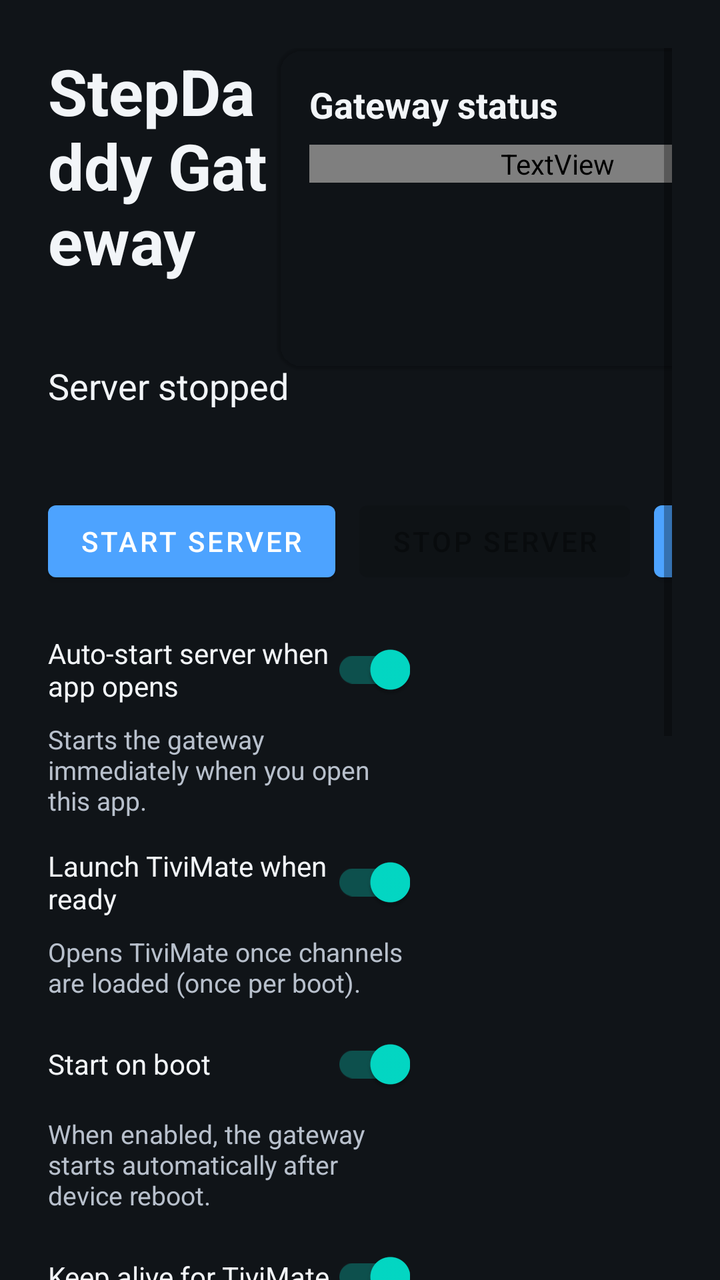
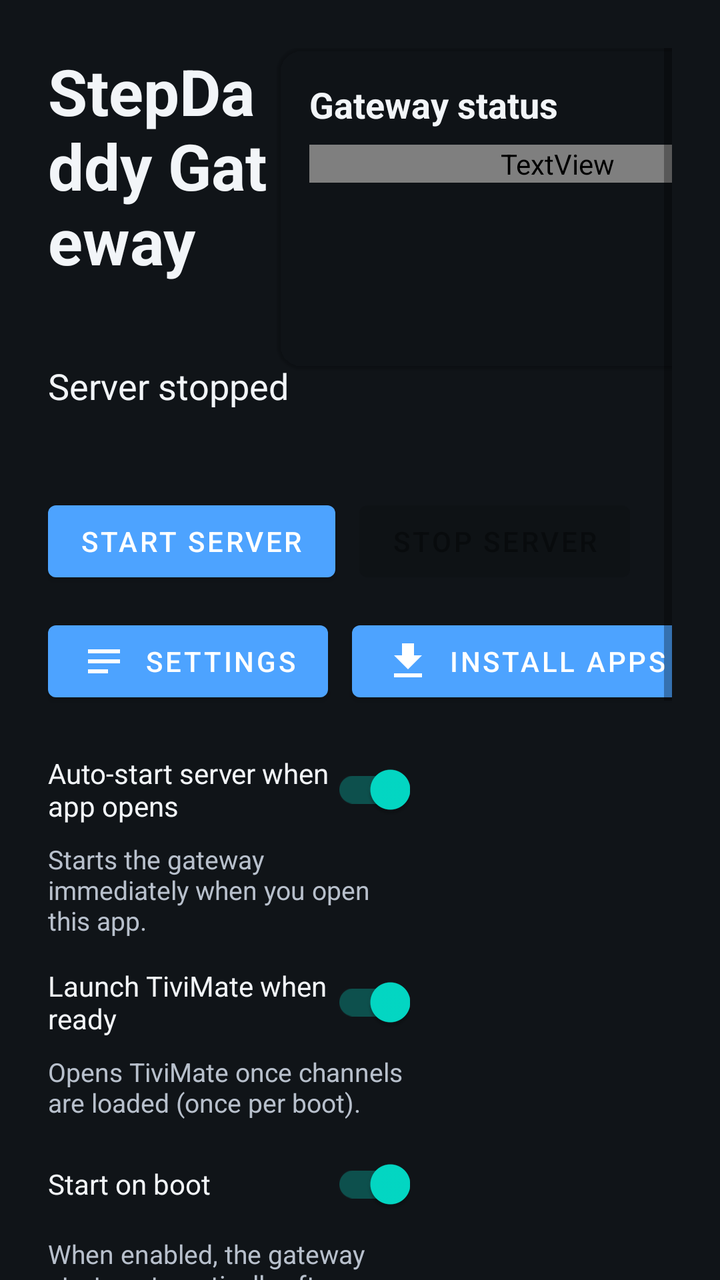

Two renders of the same Android screen: before a commit and after it. Below are the layout's source before the change and the commit's diff.
<!-- AndroidManifest.xml: application theme Theme.StepDaddyGateway -->
<!-- res/layout/activity_main.xml -->
<?xml version="1.0" encoding="utf-8"?>
<ScrollView xmlns:android="http://schemas.android.com/apk/res/android"
    xmlns:app="http://schemas.android.com/apk/res-auto"
    android:layout_width="match_parent"
    android:layout_height="match_parent"
    android:background="@color/background"
    android:clipToPadding="false"
    android:fillViewport="true"
    android:padding="24dp">

    <androidx.constraintlayout.widget.ConstraintLayout
        android:layout_width="match_parent"
        android:layout_height="wrap_content">

        <TextView
            android:id="@+id/textTitle"
            android:layout_width="0dp"
            android:layout_height="wrap_content"
            android:text="@string/app_name"
            android:textColor="@color/on_background"
            android:textSize="32sp"
            android:textStyle="bold"
            app:layout_constraintEnd_toStartOf="@id/panelStatus"
            app:layout_constraintStart_toStartOf="parent"
            app:layout_constraintTop_toTopOf="parent" />

        <TextView
            android:id="@+id/textVersion"
            android:layout_width="0dp"
            android:layout_height="wrap_content"
            android:layout_marginTop="4dp"
            android:textColor="@color/on_background_muted"
            android:textSize="14sp"
            app:layout_constraintEnd_toStartOf="@id/panelStatus"
            app:layout_constraintStart_toStartOf="parent"
            app:layout_constraintTop_toBottomOf="@id/textTitle" />

        <com.google.android.material.card.MaterialCardView
            android:id="@+id/panelStatus"
            android:layout_width="0dp"
            android:layout_height="wrap_content"
            android:layout_marginStart="16dp"
            android:focusable="false"
            app:cardBackgroundColor="@color/panel_background"
            app:cardCornerRadius="12dp"
            app:layout_constraintEnd_toEndOf="parent"
            app:layout_constraintStart_toEndOf="@id/guidelineSplit"
            app:layout_constraintTop_toTopOf="parent"
            app:layout_constraintWidth_min="280dp">

            <LinearLayout
                android:layout_width="match_parent"
                android:layout_height="wrap_content"
                android:orientation="vertical"
                android:padding="16dp">

                <TextView
                    android:layout_width="match_parent"
                    android:layout_height="wrap_content"
                    android:text="@string/label_dashboard"
                    android:textColor="@color/on_background"
                    android:textSize="18sp"
                    android:textStyle="bold" />

                <TextView
                    android:id="@+id/textHealthStatus"
                    android:layout_width="match_parent"
                    android:layout_height="wrap_content"
                    android:layout_marginTop="8dp"
                    android:text="@string/status_stopped"
                    android:textColor="@color/status_neutral"
                    android:textSize="16sp"
                    android:textStyle="bold" />

                <TextView
                    android:id="@+id/textActivity"
                    android:layout_width="match_parent"
                    android:layout_height="wrap_content"
                    android:layout_marginTop="4dp"
                    android:textColor="@color/on_background_muted"
                    android:textSize="14sp" />

                <TextView
                    android:id="@+id/textProviders"
                    android:layout_width="match_parent"
                    android:layout_height="wrap_content"
                    android:layout_marginTop="12dp"
                    android:fontFamily="monospace"
                    android:lineSpacingExtra="2dp"
                    android:textColor="@color/on_background_muted"
                    android:textSize="13sp" />

                <TextView
                    android:id="@+id/textErrors"
                    android:layout_width="match_parent"
                    android:layout_height="wrap_content"
                    android:layout_marginTop="8dp"
                    android:textColor="@color/status_error"
                    android:textSize="13sp"
                    android:visibility="gone" />

                <TextView
                    android:id="@+id/textCategories"
                    android:layout_width="match_parent"
                    android:layout_height="wrap_content"
                    android:layout_marginTop="8dp"
                    android:maxLines="8"
                    android:textColor="@color/on_background_muted"
                    android:textSize="12sp" />
            </LinearLayout>
        </com.google.android.material.card.MaterialCardView>

        <androidx.constraintlayout.widget.Guideline
            android:id="@+id/guidelineSplit"
            android:layout_width="wrap_content"
            android:layout_height="wrap_content"
            android:orientation="vertical"
            app:layout_constraintGuide_percent="0.58" />

        <TextView
            android:id="@+id/textStatus"
            android:layout_width="0dp"
            android:layout_height="wrap_content"
            android:layout_marginTop="16dp"
            android:text="@string/status_stopped"
            android:textColor="@color/on_background"
            android:textSize="18sp"
            app:layout_constraintEnd_toStartOf="@id/guidelineSplit"
            app:layout_constraintStart_toStartOf="parent"
            app:layout_constraintTop_toBottomOf="@id/textVersion" />

        <TextView
            android:id="@+id/textPort"
            android:layout_width="0dp"
            android:layout_height="wrap_content"
            android:layout_marginTop="4dp"
            android:textColor="@color/on_background_muted"
            android:textSize="16sp"
            app:layout_constraintEnd_toStartOf="@id/guidelineSplit"
            app:layout_constraintStart_toStartOf="parent"
            app:layout_constraintTop_toBottomOf="@id/textStatus" />

        <com.google.android.material.button.MaterialButton
            android:id="@+id/buttonStart"
            style="@style/Widget.StepDaddyGateway.TvButton"
            android:layout_width="wrap_content"
            android:layout_height="wrap_content"
            android:layout_marginTop="16dp"
            android:nextFocusRight="@id/buttonStop"
            android:text="@string/action_start"
            app:layout_constraintStart_toStartOf="parent"
            app:layout_constraintTop_toBottomOf="@id/textPort" />

        <com.google.android.material.button.MaterialButton
            android:id="@+id/buttonStop"
            style="@style/Widget.StepDaddyGateway.TvButton"
            android:layout_width="wrap_content"
            android:layout_height="wrap_content"
            android:layout_marginStart="12dp"
            android:enabled="false"
            android:nextFocusRight="@id/buttonInstallApps"
            android:text="@string/action_stop"
            app:layout_constraintBaseline_toBaselineOf="@id/buttonStart"
            app:layout_constraintStart_toEndOf="@id/buttonStart" />

        <com.google.android.material.button.MaterialButton
            android:id="@+id/buttonSettings"
            style="@style/Widget.StepDaddyGateway.TvButton.Outlined"
            android:layout_width="wrap_content"
            android:layout_height="wrap_content"
            android:layout_marginStart="12dp"
            android:nextFocusRight="@id/buttonInstallApps"
            android:text="@string/action_settings"
            app:icon="@drawable/ic_notification"
            app:layout_constraintBaseline_toBaselineOf="@id/buttonStart"
            app:layout_constraintStart_toEndOf="@id/buttonStop" />

        <com.google.android.material.button.MaterialButton
            android:id="@+id/buttonInstallApps"
            style="@style/Widget.StepDaddyGateway.TvButton.Outlined"
            android:layout_width="wrap_content"
            android:layout_height="wrap_content"
            android:layout_marginStart="12dp"
            android:text="@string/action_install_apps"
            app:icon="@drawable/ic_install_apps"
            app:layout_constraintBaseline_toBaselineOf="@id/buttonStart"
            app:layout_constraintStart_toEndOf="@id/buttonSettings" />

        <androidx.appcompat.widget.SwitchCompat
            android:id="@+id/switchAutoStart"
            android:layout_width="0dp"
            android:layout_height="wrap_content"
            android:layout_marginTop="16dp"
            android:checked="true"
            android:focusable="true"
            android:minHeight="48dp"
            android:text="@string/label_auto_start_on_launch"
            android:textColor="@color/on_background"
            app:layout_constraintEnd_toStartOf="@id/guidelineSplit"
            app:layout_constraintStart_toStartOf="parent"
            app:layout_constraintTop_toBottomOf="@id/buttonStart" />

        <TextView
            android:id="@+id/textAutoStartHint"
            android:layout_width="0dp"
            android:layout_height="wrap_content"
            android:layout_marginTop="2dp"
            android:text="@string/label_auto_start_on_launch_hint"
            android:textColor="@color/on_background_muted"
            android:textSize="13sp"
            app:layout_constraintEnd_toStartOf="@id/guidelineSplit"
            app:layout_constraintStart_toStartOf="parent"
            app:layout_constraintTop_toBottomOf="@id/switchAutoStart" />

        <androidx.appcompat.widget.SwitchCompat
            android:id="@+id/switchLaunchTivimate"
            android:layout_width="0dp"
            android:layout_height="wrap_content"
            android:layout_marginTop="8dp"
            android:checked="true"
            android:focusable="true"
            android:minHeight="48dp"
            android:text="@string/label_launch_tivimate"
            android:textColor="@color/on_background"
            app:layout_constraintEnd_toStartOf="@id/guidelineSplit"
            app:layout_constraintStart_toStartOf="parent"
            app:layout_constraintTop_toBottomOf="@id/textAutoStartHint" />

        <TextView
            android:id="@+id/textLaunchTivimateHint"
            android:layout_width="0dp"
            android:layout_height="wrap_content"
            android:layout_marginTop="2dp"
            android:text="@string/label_launch_tivimate_hint"
            android:textColor="@color/on_background_muted"
            android:textSize="13sp"
            app:layout_constraintEnd_toStartOf="@id/guidelineSplit"
            app:layout_constraintStart_toStartOf="parent"
            app:layout_constraintTop_toBottomOf="@id/switchLaunchTivimate" />

        <androidx.appcompat.widget.SwitchCompat
            android:id="@+id/switchBoot"
            android:layout_width="0dp"
            android:layout_height="wrap_content"
            android:layout_marginTop="8dp"
            android:checked="true"
            android:focusable="true"
            android:minHeight="48dp"
            android:text="@string/label_start_on_boot"
            android:textColor="@color/on_background"
            app:layout_constraintEnd_toStartOf="@id/guidelineSplit"
            app:layout_constraintStart_toStartOf="parent"
            app:layout_constraintTop_toBottomOf="@id/textLaunchTivimateHint" />

        <TextView
            android:id="@+id/textBootHint"
            android:layout_width="0dp"
            android:layout_height="wrap_content"
            android:layout_marginTop="2dp"
            android:text="@string/label_start_on_boot_hint"
            android:textColor="@color/on_background_muted"
            android:textSize="13sp"
            app:layout_constraintEnd_toStartOf="@id/guidelineSplit"
            app:layout_constraintStart_toStartOf="parent"
            app:layout_constraintTop_toBottomOf="@id/switchBoot" />

        <androidx.appcompat.widget.SwitchCompat
            android:id="@+id/switchTivimateWatch"
            android:layout_width="0dp"
            android:layout_height="wrap_content"
            android:layout_marginTop="8dp"
            android:checked="true"
            android:focusable="true"
            android:minHeight="48dp"
            android:text="@string/label_tivimate_watch"
            android:textColor="@color/on_background"
            app:layout_constraintEnd_toStartOf="@id/guidelineSplit"
            app:layout_constraintStart_toStartOf="parent"
            app:layout_constraintTop_toBottomOf="@id/textBootHint" />

        <TextView
            android:id="@+id/textTivimateWatchHint"
            android:layout_width="0dp"
            android:layout_height="wrap_content"
            android:layout_marginTop="2dp"
            android:text="@string/label_tivimate_watch_hint"
            android:textColor="@color/on_background_muted"
            android:textSize="13sp"
            app:layout_constraintEnd_toStartOf="@id/guidelineSplit"
            app:layout_constraintStart_toStartOf="parent"
            app:layout_constraintTop_toBottomOf="@id/switchTivimateWatch" />

        <TextView
            android:id="@+id/labelTivimateSetup"
            android:layout_width="0dp"
            android:layout_height="wrap_content"
            android:layout_marginTop="20dp"
            android:text="@string/label_tivimate_setup"
            android:textColor="@color/on_background"
            android:textSize="16sp"
            android:textStyle="bold"
            app:layout_constraintEnd_toStartOf="@id/guidelineSplit"
            app:layout_constraintStart_toStartOf="parent"
            app:layout_constraintTop_toBottomOf="@id/textTivimateWatchHint" />

        <TextView
            android:id="@+id/textTivimateHint"
            android:layout_width="0dp"
            android:layout_height="wrap_content"
            android:layout_marginTop="4dp"
            android:text="@string/hint_tivimate_setup"
            android:textColor="@color/on_background_muted"
            android:textSize="14sp"
            app:layout_constraintEnd_toStartOf="@id/guidelineSplit"
            app:layout_constraintStart_toStartOf="parent"
            app:layout_constraintTop_toBottomOf="@id/labelTivimateSetup" />

        <TextView
            android:id="@+id/labelPlaylist"
            android:layout_width="0dp"
            android:layout_height="wrap_content"
            android:layout_marginTop="12dp"
            android:text="@string/label_playlist"
            android:textColor="@color/on_background"
            android:textSize="16sp"
            android:textStyle="bold"
            app:layout_constraintEnd_toStartOf="@id/guidelineSplit"
            app:layout_constraintStart_toStartOf="parent"
            app:layout_constraintTop_toBottomOf="@id/textTivimateHint" />

        <TextView
            android:id="@+id/textPlaylistUrl"
            android:layout_width="0dp"
            android:layout_height="wrap_content"
            android:layout_marginTop="4dp"
            android:textColor="@color/on_background_muted"
            android:textIsSelectable="true"
            android:textSize="14sp"
            app:layout_constraintEnd_toStartOf="@id/guidelineSplit"
            app:layout_constraintStart_toStartOf="parent"
            app:layout_constraintTop_toBottomOf="@id/labelPlaylist" />

        <com.google.android.material.button.MaterialButton
            android:id="@+id/buttonCopyPlaylist"
            style="@style/Widget.StepDaddyGateway.TvButton.Outlined"
            android:layout_width="wrap_content"
            android:layout_height="wrap_content"
            android:layout_marginTop="8dp"
            android:text="@string/action_copy"
            app:layout_constraintStart_toStartOf="parent"
            app:layout_constraintTop_toBottomOf="@id/textPlaylistUrl" />

        <TextView
            android:id="@+id/labelEpg"
            android:layout_width="0dp"
            android:layout_height="wrap_content"
            android:layout_marginTop="12dp"
            android:text="@string/label_epg"
            android:textColor="@color/on_background"
            android:textSize="16sp"
            android:textStyle="bold"
            app:layout_constraintEnd_toStartOf="@id/guidelineSplit"
            app:layout_constraintStart_toStartOf="parent"
            app:layout_constraintTop_toBottomOf="@id/buttonCopyPlaylist" />

        <TextView
            android:id="@+id/textEpgUrl"
            android:layout_width="0dp"
            android:layout_height="wrap_content"
            android:layout_marginTop="4dp"
            android:textColor="@color/on_background_muted"
            android:textIsSelectable="true"
            android:textSize="14sp"
            app:layout_constraintEnd_toStartOf="@id/guidelineSplit"
            app:layout_constraintStart_toStartOf="parent"
            app:layout_constraintTop_toBottomOf="@id/labelEpg" />

        <TextView
            android:id="@+id/textEpgStatus"
            android:layout_width="0dp"
            android:layout_height="wrap_content"
            android:layout_marginTop="4dp"
            android:textColor="@color/on_background_muted"
            android:textSize="14sp"
            app:layout_constraintEnd_toStartOf="@id/guidelineSplit"
            app:layout_constraintStart_toStartOf="parent"
            app:layout_constraintTop_toBottomOf="@id/textEpgUrl" />

        <com.google.android.material.button.MaterialButton
            android:id="@+id/buttonCopyEpg"
            style="@style/Widget.StepDaddyGateway.TvButton.Outlined"
            android:layout_width="wrap_content"
            android:layout_height="wrap_content"
            android:layout_marginTop="8dp"
            android:layout_marginBottom="24dp"
            android:text="@string/action_copy"
            app:layout_constraintBottom_toBottomOf="parent"
            app:layout_constraintStart_toStartOf="parent"
            app:layout_constraintTop_toBottomOf="@id/textEpgStatus" />

    </androidx.constraintlayout.widget.ConstraintLayout>
</ScrollView>
<!-- resources referenced by this layout -->
<resources>
  <color name="background">#101418</color>
  <color name="on_background">#F2F5F8</color>
  <color name="on_background_muted">#B8C0CC</color>
  <!-- drawable ic_install_apps (drawable) -->
  <?xml version="1.0" encoding="utf-8"?>
  <vector xmlns:android="http://schemas.android.com/apk/res/android"
      android:width="24dp"
      android:height="24dp"
      android:viewportWidth="24"
      android:viewportHeight="24">
      <path
          android:fillColor="#4DA3FF"
          android:pathData="M19,9h-4V3H9v6H5l7,7 7,-7zM5,18v2h14v-2H5z" />
  </vector>
  <!-- drawable ic_notification (drawable) -->
  <?xml version="1.0" encoding="utf-8"?>
  <vector xmlns:android="http://schemas.android.com/apk/res/android"
      android:width="24dp"
      android:height="24dp"
      android:viewportWidth="24"
      android:viewportHeight="24">
      <path
          android:fillColor="#4DA3FF"
          android:pathData="M4,6h16v2H4zM4,11h16v2H4zM4,16h10v2H4z" />
  </vector>
  <string name="action_copy">Copy URL</string>
  <string name="action_install_apps">Install apps</string>
  <string name="action_settings">Settings</string>
  <string name="action_start">Start server</string>
  <string name="action_stop">Stop server</string>
  <string name="app_name">StepDaddy Gateway</string>
  <string name="hint_tivimate_setup">One-time: add the playlist and EPG URLs below in TiviMate (Settings → Playlists).</string>
  <string name="label_auto_start_on_launch">Auto-start server when app opens</string>
  <string name="label_auto_start_on_launch_hint">Starts the gateway immediately when you open this app.</string>
  <string name="label_dashboard">Gateway status</string>
  <string name="label_epg">EPG URL</string>
  <string name="label_launch_tivimate">Launch TiviMate when ready</string>
  <string name="label_launch_tivimate_hint">Opens TiviMate once channels are loaded (once per boot).</string>
  <string name="label_playlist">TiviMate playlist</string>
  <string name="label_start_on_boot">Start on boot</string>
  <string name="label_start_on_boot_hint">When enabled, the gateway starts automatically after device reboot.</string>
  <string name="label_tivimate_setup">TiviMate setup</string>
  <string name="label_tivimate_watch">Keep alive for TiviMate</string>
  <string name="label_tivimate_watch_hint">Screen wake + periodic checks recover the gateway while TiviMate is in use.</string>
  <string name="status_stopped">Server stopped</string>
  <style name="Theme.StepDaddyGateway" parent="Theme.MaterialComponents.DayNight.NoActionBar">
          <item name="colorPrimary">@color/primary</item>
          <item name="android:statusBarColor">@color/background</item>
          <item name="android:navigationBarColor">@color/background</item>
          <item name="android:windowBackground">@color/background</item>
      </style>
  <color name="primary">#4DA3FF</color>
</resources>

<!-- the commit's change to res/layout/activity_main.xml (unified diff, before → after) -->
@@ -146,6 +146,7 @@
             android:layout_width="wrap_content"
             android:layout_height="wrap_content"
             android:layout_marginTop="16dp"
+            android:nextFocusDown="@id/buttonSettings"
             android:nextFocusRight="@id/buttonStop"
             android:text="@string/action_start"
             app:layout_constraintStart_toStartOf="parent"
@@ -158,7 +159,7 @@
             android:layout_height="wrap_content"
             android:layout_marginStart="12dp"
             android:enabled="false"
-            android:nextFocusRight="@id/buttonInstallApps"
+            android:nextFocusDown="@id/buttonInstallApps"
             android:text="@string/action_stop"
             app:layout_constraintBaseline_toBaselineOf="@id/buttonStart"
             app:layout_constraintStart_toEndOf="@id/buttonStart" />
@@ -168,12 +169,13 @@
             style="@style/Widget.StepDaddyGateway.TvButton.Outlined"
             android:layout_width="wrap_content"
             android:layout_height="wrap_content"
-            android:layout_marginStart="12dp"
+            android:layout_marginTop="12dp"
             android:nextFocusRight="@id/buttonInstallApps"
+            android:nextFocusUp="@id/buttonStart"
             android:text="@string/action_settings"
             app:icon="@drawable/ic_notification"
-            app:layout_constraintBaseline_toBaselineOf="@id/buttonStart"
-            app:layout_constraintStart_toEndOf="@id/buttonStop" />
+            app:layout_constraintStart_toStartOf="parent"
+            app:layout_constraintTop_toBottomOf="@id/buttonStart" />
 
         <com.google.android.material.button.MaterialButton
             android:id="@+id/buttonInstallApps"
@@ -181,9 +183,10 @@
             android:layout_width="wrap_content"
             android:layout_height="wrap_content"
             android:layout_marginStart="12dp"
+            android:nextFocusUp="@id/buttonStop"
             android:text="@string/action_install_apps"
             app:icon="@drawable/ic_install_apps"
-            app:layout_constraintBaseline_toBaselineOf="@id/buttonStart"
+            app:layout_constraintBaseline_toBaselineOf="@id/buttonSettings"
             app:layout_constraintStart_toEndOf="@id/buttonSettings" />
 
         <androidx.appcompat.widget.SwitchCompat
@@ -198,7 +201,7 @@
             android:textColor="@color/on_background"
             app:layout_constraintEnd_toStartOf="@id/guidelineSplit"
             app:layout_constraintStart_toStartOf="parent"
-            app:layout_constraintTop_toBottomOf="@id/buttonStart" />
+            app:layout_constraintTop_toBottomOf="@id/buttonSettings" />
 
         <TextView
             android:id="@+id/textAutoStartHint"
